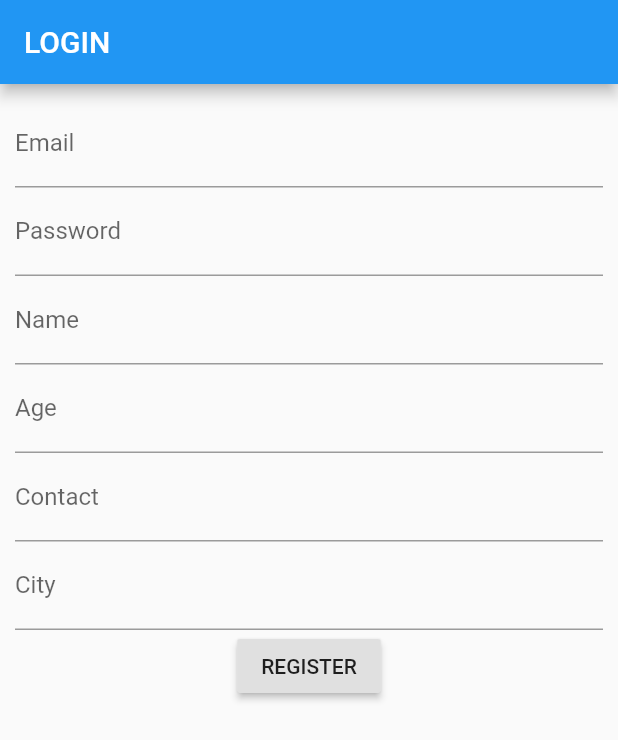
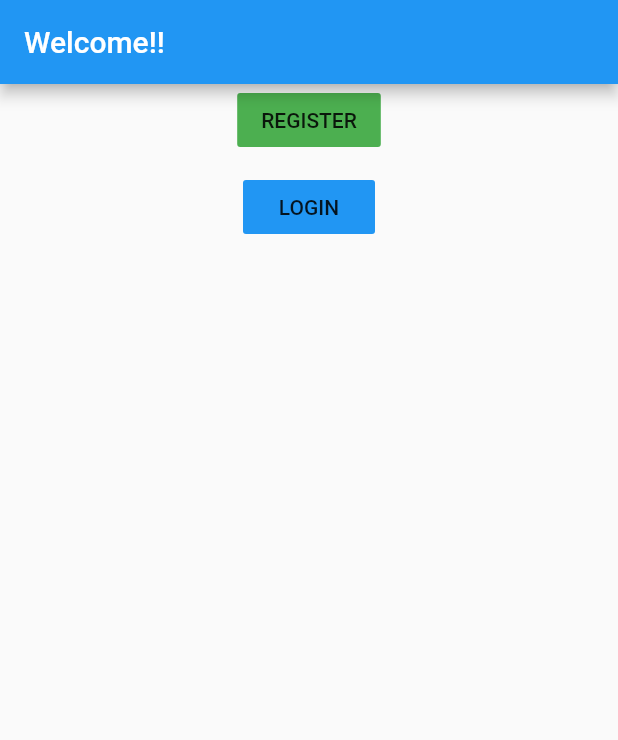
Before and after one commit to Hackdotslash/T12-codeGambit, a Flutter app: the screen it shows after launch, on a phone screen of 412 x 824 dp. Shown: the top 740 px of the screen. Run offline on Flutter 3.47's test engine with Material 2 defaults, Android fonts, the phone set to English and light mode, and no system bars; our stand-ins replace cloud_firestore, firebase_auth, firebase_core; accounts and stored records are empty.

Commit message:
Minor Code Refactoring

```diff
--- a/User/lib/main.dart
+++ b/User/lib/main.dart
@@ -1,7 +1,6 @@
 import 'package:flutter/material.dart';
 import 'package:firebase_core/firebase_core.dart';
-import 'login.dart';
-import 'signup.dart';
+import 'package:user_app/screens/authenticate/welcome.dart';
 
 void main() async {
   WidgetsFlutterBinding.ensureInitialized();
@@ -14,7 +13,7 @@ class MyApp extends StatelessWidget {
   @override
   Widget build(BuildContext context) {
     return MaterialApp(
-      home: SignUp(),
+      home: WelcomeScreen(),
     );
   }
 }
--- a/User/lib/login.dart
+++ b/User/lib/screens/authenticate/login.dart
@@ -1,6 +1,6 @@
 import 'package:flutter/material.dart';
 import 'package:firebase_auth/firebase_auth.dart';
-import 'search.dart';
+import '../../search.dart';
 
 
 class LoginPage extends StatefulWidget {
--- a/User/lib/signup.dart
+++ b/User/lib/screens/authenticate/signup.dart
@@ -1,7 +1,7 @@
 import 'package:flutter/material.dart';
 import 'package:cloud_firestore/cloud_firestore.dart';
 import 'package:firebase_auth/firebase_auth.dart';
-import 'search.dart';
+import '../../search.dart';
 
 class SignUp extends StatefulWidget {
   @override
--- /dev/null
+++ b/User/lib/screens/authenticate/welcome.dart
@@ -0,0 +1,37 @@
+import 'package:flutter/material.dart';
+import 'package:user_app/screens/authenticate/login.dart';
+import 'package:user_app/screens/authenticate/signup.dart';
+
+class WelcomeScreen extends StatelessWidget {
+  @override
+  Widget build(BuildContext context) {
+    return Scaffold(
+      appBar: AppBar(
+        title: Text('Welcome!!'),
+      ),
+      body: Center(
+        child: Column(
+          children: <Widget>[
+            FlatButton(
+              child: Text('REGISTER'),
+              onPressed: () {
+                Navigator.of(context).push(MaterialPageRoute(builder: (context) => SignUp()));
+              },
+              color: Colors.green,
+            ),
+            SizedBox(
+              height: 10.0,
+            ),
+            FlatButton(
+              child: Text('LOGIN'),
+              onPressed: () {
+                Navigator.of(context).push(MaterialPageRoute(builder: (context) => LoginPage()));
+              },
+              color: Colors.blue,
+            ),
+          ],
+        ),
+      ),
+    );
+  }
+}
```
